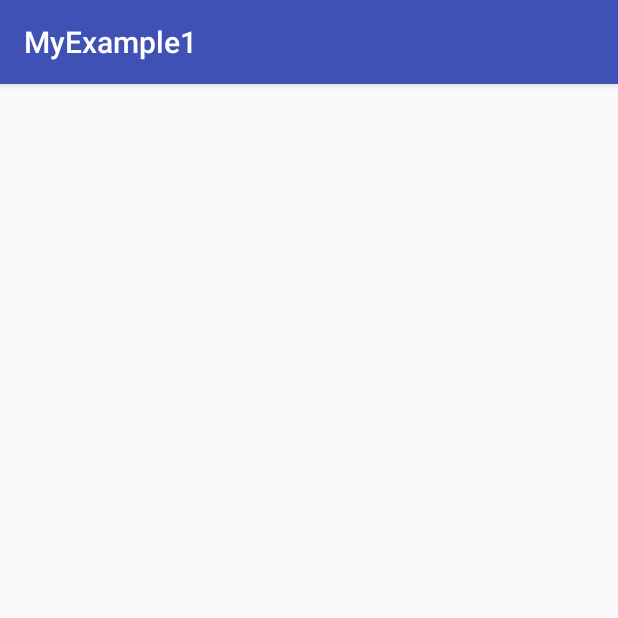
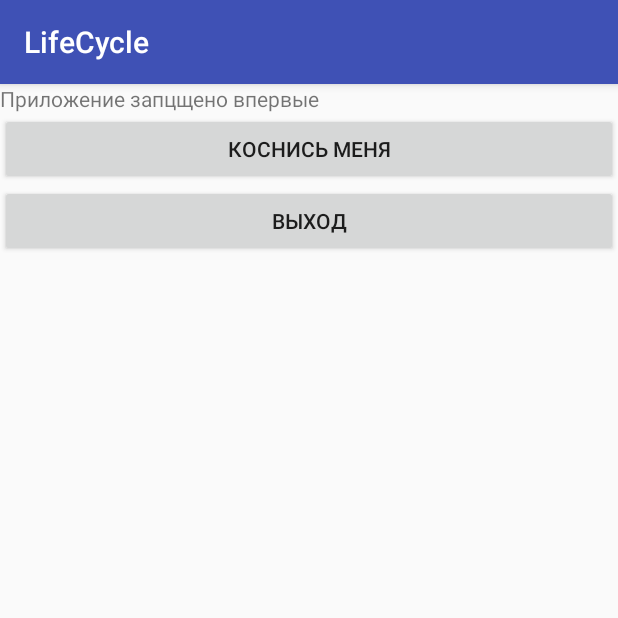
Before and after one commit to Feuway/android-learning_old, an Android app: the screen it shows after launch (MainActivity), on a phone screen of 412 x 824 dp, the top half of it. Run offline under Robolectric (Android 15) with nearby library versions, the phone set to English and light mode, and no system bars.

Commit message:
complete practice-5

```diff
--- a/app/src/main/java/ru/limtu/myexample1/MainActivity.java
+++ b/app/src/main/java/ru/limtu/myexample1/MainActivity.java
@@ -2,12 +2,77 @@ package ru.limtu.myexample1;
 
 import android.support.v7.app.AppCompatActivity;
 import android.os.Bundle;
+import android.util.Log;
+import android.view.View;
+import android.widget.TextView;
+import android.widget.Toast;
 
 public class MainActivity extends AppCompatActivity {
+    private String TAG = "LifeCycle";
+    private TextView mInfoLog;
 
     @Override
     protected void onCreate(Bundle savedInstanceState) {
         super.onCreate(savedInstanceState);
         setContentView(R.layout.activity_main);
+
+        mInfoLog = (TextView) findViewById(R.id.textView);
+        Toast.makeText(getApplicationContext(), "onCreate", Toast.LENGTH_LONG).show();
+        Log.i(TAG, "onCreate()");
+    }
+
+    @Override
+    protected void onStart() {
+        super.onStart();
+        Toast.makeText(getApplicationContext(), "onStart", Toast.LENGTH_LONG).show();
+        Log.i(TAG, "onStart()");
+    }
+
+    @Override
+    protected void onResume() {
+        super.onResume();
+        Toast.makeText(getApplicationContext(), "onResume", Toast.LENGTH_LONG).show();
+        Log.i(TAG, "onResume()");
+    }
+
+    @Override
+    protected void onPause() {
+        super.onPause();
+        Toast.makeText(getApplicationContext(), "onPause", Toast.LENGTH_LONG).show();
+        Log.i(TAG, "onPause()");
+    }
+
+    @Override
+    protected void onStop() {
+        super.onStop();
+        Toast.makeText(getApplicationContext(), "onStop", Toast.LENGTH_LONG).show();
+        Log.i(TAG, "onStop()");
+    }
+
+    @Override
+    protected void onRestart() {
+        super.onRestart();
+        Toast.makeText(getApplicationContext(), "onRestart", Toast.LENGTH_LONG).show();
+        Log.i(TAG, "onRestart()");
+    }
+
+    @Override
+    protected void onDestroy() {
+        super.onDestroy();
+        Toast.makeText(getApplicationContext(), "onDestroy", Toast.LENGTH_LONG).show();
+        Log.i(TAG, "onDestroy()");
+    }
+
+    public void onClick(View view) {
+        switch (view.getId()) {
+            case R.id.touchMe:
+                mInfoLog.setText("Приложение уже было запцщено");
+                break;
+            case R.id.exit:
+                finish();
+                break;
+            default:
+                break;
+        }
     }
 }
--- a/app/src/main/res/layout/activity_main.xml
+++ b/app/src/main/res/layout/activity_main.xml
@@ -6,4 +6,32 @@
     android:layout_height="match_parent"
     tools:context="ru.limtu.myexample1.MainActivity">
 
+
+    <LinearLayout
+        android:layout_width="match_parent"
+        android:layout_height="match_parent"
+        android:orientation="vertical">
+
+        <TextView
+            android:id="@+id/textView"
+            android:layout_width="match_parent"
+            android:layout_height="wrap_content"
+            android:text="@string/text_view" />
+
+        <Button
+            android:id="@+id/touchMe"
+            android:layout_width="match_parent"
+            android:layout_height="wrap_content"
+            android:onClick="onClick"
+            android:text="@string/btn_touch_me" />
+
+        <Button
+            android:id="@+id/exit"
+            android:layout_width="match_parent"
+            android:layout_height="wrap_content"
+            android:onClick="onClick"
+            android:text="@string/btn_exit" />
+
+    </LinearLayout>
+
 </android.support.constraint.ConstraintLayout>
--- a/app/src/main/res/values/strings.xml
+++ b/app/src/main/res/values/strings.xml
@@ -1,3 +1,7 @@
 <resources>
-    <string name="app_name">MyExample1</string>
+    <string name="app_name">LifeCycle</string>
+
+    <string name="text_view">Приложение запцщено впервые</string>
+    <string name="btn_touch_me">Коснись меня</string>
+    <string name="btn_exit">Выход</string>
 </resources>
```
